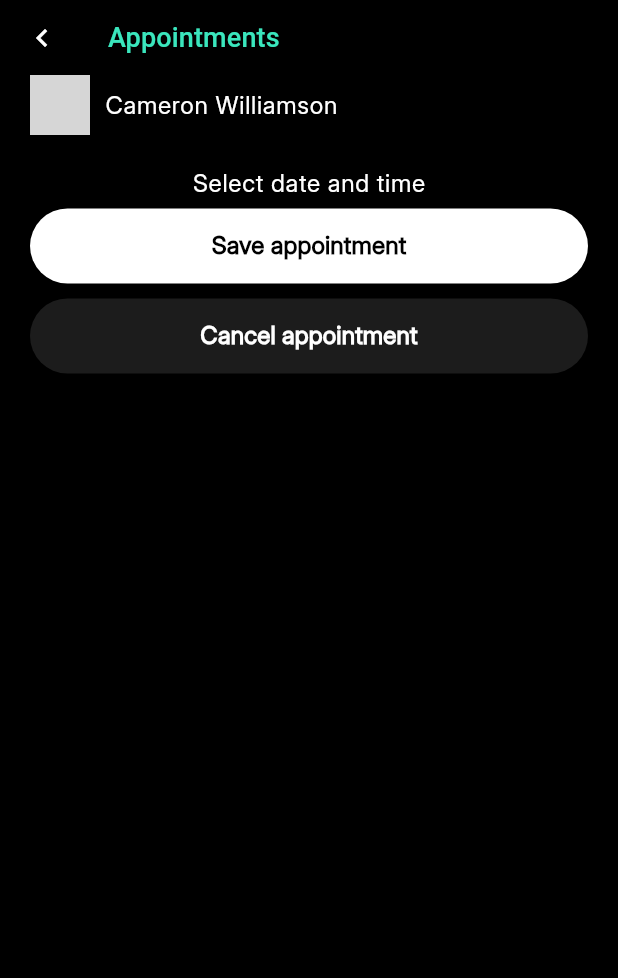
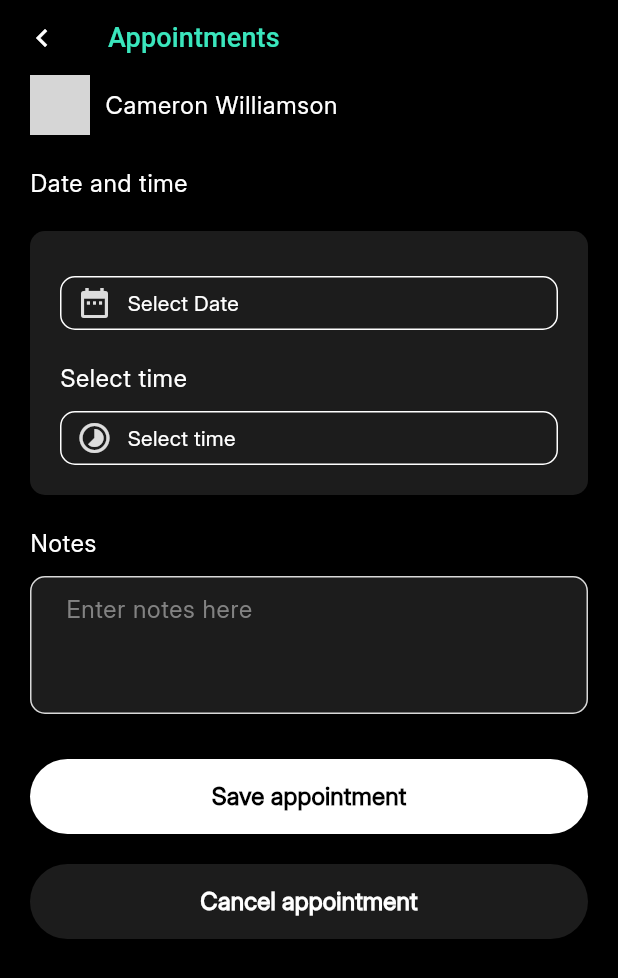
Before and after one commit to Kariaki/reentry, a Flutter app: the AppointmentCalenderScreen screen opened directly, on a phone screen of 412 x 824 dp. Shown: the top 978 px of the screen. Run offline on Flutter 3.47's test engine with Material 3 defaults, Android fonts, the phone set to English and light mode, and no system bars; our stand-ins replace flutter_hooks, flutter_svg; missing offline and left inert: easy_animate; network calls fail; Roboto replaces fonts that are missing (InterBold); grey boxes are pictures that could not be loaded.

```diff
--- a/lib/main.dart
+++ b/lib/main.dart
@@ -23,6 +23,7 @@ class MyApp extends StatelessWidget {
               backgroundColor: AppColors.black
             ),
             primaryColor: AppColors.primary,
+
             textTheme: const TextTheme(
               bodyMedium: TextStyle(color: AppColors.white, fontSize: 14),
               displaySmall: TextStyle(color: AppColors.white, fontSize: 12),
--- /dev/null
+++ b/lib/ui/components/date_time_picker.dart
@@ -0,0 +1,66 @@
+import 'package:flutter/cupertino.dart';
+import 'package:flutter/material.dart';
+import 'package:flutter_hooks/flutter_hooks.dart';
+import 'package:reentry/core/extensions.dart';
+
+import '../../core/theme/colors.dart';
+
+class DateTimePicker extends HookWidget {
+  final String? title;
+  final IconData? icon;
+
+  const DateTimePicker({super.key, this.title,this.icon});
+
+  @override
+  Widget build(BuildContext context) {
+    final selectedDate = useState<DateTime?>(null);
+    return InkWell(
+      onTap: () {
+        showTimePicker(context: context, initialTime: TimeOfDay(hour: 00, minute: 00),
+        initialEntryMode: TimePickerEntryMode.input);
+        return;
+        showDatePicker(
+          context: context,
+          firstDate: DateTime(2000),
+          lastDate: DateTime(2050),
+          builder: (BuildContext context, Widget? widget) {
+            final state = WidgetStateProperty.resolveWith((e) {
+              //  if(e.first == WidgetState.selected) return AppColors.black;
+              return AppColors.white;
+            });
+            return Theme(
+              data: ThemeData(
+                colorScheme:
+                    const ColorScheme.light(primary: AppColors.primary),
+                datePickerTheme: DatePickerThemeData(
+                  backgroundColor: AppColors.black,
+                  todayForegroundColor: state,
+                  dayForegroundColor: state,
+                  dividerColor: AppColors.primary,
+                ),
+              ),
+              child: widget!,
+            );
+          },
+        );
+      },
+      child: Container(
+        padding: EdgeInsets.symmetric(horizontal: 10, vertical: 5),
+        decoration: ShapeDecoration(
+            shape: RoundedRectangleBorder(
+                borderRadius: BorderRadius.circular(10),
+                side: BorderSide(color: AppColors.white))),
+        child: Row(
+          children: [
+            Icon(
+             icon?? Icons.date_range,
+              color: AppColors.white.withOpacity(.85),
+            ),
+            10.width,
+            Text(title ?? 'Select Date')
+          ],
+        ),
+      ),
+    );
+  }
+}
--- a/lib/ui/components/input/input_field.dart
+++ b/lib/ui/components/input/input_field.dart
@@ -10,12 +10,16 @@ class InputField extends StatelessWidget {
   final Widget? suffixIcon;
   final String? error;
   final bool enable;
+  final int lines;
+  final int? maxLines;
   final String? initialValue;
+  final double? radius;
   final Function(String)? onChange;
+  final Color? fillColor;
   final TextEditingController? controller;
 
   const InputField(
-      {super.key, this.label, required this.hint,this.controller,this.onChange,this.enable=true,this.initialValue, this.obscureText = false,this.suffixIcon,this.error});
+      {super.key, this.label,this.lines=1,this.maxLines,this.radius,this.fillColor, required this.hint,this.controller,this.onChange,this.enable=true,this.initialValue, this.obscureText = false,this.suffixIcon,this.error});
 
   @override
   Widget build(BuildContext context) {
@@ -39,22 +43,26 @@ class InputField extends StatelessWidget {
           onChanged: onChange,
           obscureText: obscureText,
           cursorColor: AppColors.primary,
+          minLines: lines,
+          maxLines: (maxLines??1)<lines?lines+1: (maxLines??1),
           decoration: InputDecoration(
-            fillColor: AppColors.gray1,
+
+            fillColor:fillColor?? AppColors.gray1,
+            filled: fillColor!=null,
 
             contentPadding:
                 const EdgeInsets.symmetric(vertical: 10, horizontal: 20),
             border: OutlineInputBorder(
-                borderRadius: BorderRadius.circular(100),
+                borderRadius: BorderRadius.circular(radius??100),
                 borderSide: const BorderSide(color: AppColors.inputBorderColor)),
             disabledBorder: OutlineInputBorder(
-                borderRadius: BorderRadius.circular(100),
+                borderRadius: BorderRadius.circular(radius??100),
                 borderSide: const BorderSide(color: AppColors.inputBorderColor)),
             enabledBorder: OutlineInputBorder(
-                borderRadius: BorderRadius.circular(100),
+                borderRadius: BorderRadius.circular(radius??100),
                 borderSide: const BorderSide(color: AppColors.inputBorderColor)),
             focusedBorder: OutlineInputBorder(
-                borderRadius: BorderRadius.circular(100),
+                borderRadius: BorderRadius.circular(radius??100),
                 borderSide: const BorderSide(color: AppColors.inputBorderColor)),
             hintStyle: const TextStyle(color: AppColors.hintColor),
             hintText: hint,
--- a/lib/ui/modules/appointment/appointment_calender_screen.dart
+++ b/lib/ui/modules/appointment/appointment_calender_screen.dart
@@ -1,10 +1,16 @@
 import 'package:flutter/cupertino.dart';
 import 'package:flutter/material.dart';
 import 'package:reentry/core/extensions.dart';
+import 'package:reentry/core/theme/colors.dart';
 import 'package:reentry/ui/components/app_bar.dart';
 import 'package:reentry/ui/components/buttons/primary_button.dart';
+import 'package:reentry/ui/components/container/box_container.dart';
+import 'package:reentry/ui/components/date_time_picker.dart';
+import 'package:reentry/ui/components/input/input_field.dart';
 import 'package:reentry/ui/components/scaffold/base_scaffold.dart';
 import 'package:reentry/ui/components/user_info_component.dart';
+import 'package:reentry/ui/modules/root/navigations/home_navigation_screen.dart';
+import 'package:reentry/ui/modules/shared/success_screen.dart';
 
 class AppointmentCalenderScreen extends StatelessWidget {
   const AppointmentCalenderScreen({super.key});
@@ -12,18 +18,55 @@ class AppointmentCalenderScreen extends StatelessWidget {
   @override
   Widget build(BuildContext context) {
     return BaseScaffold(
-      appBar: CustomAppbar(
-        title: 'Appointments',
-      ),
-        child: Column(children: [
+        appBar: CustomAppbar(
+          title: 'Appointments',
+        ),
+        child: Column(
+          crossAxisAlignment: CrossAxisAlignment.start,
+          children: [
+            UserInfoComponent(
+              name: 'Cameron Williamson',
+              size: 40,
+            ),
+            20.height,
+            Text(
+              'Date and time',
+              style: context.textTheme.bodyLarge,
+            ),
+        20.height,
+        BoxContainer(
+          radius: 10,
+            child:   Column(
+          crossAxisAlignment: CrossAxisAlignment.start,
+          children: [
+            10.height,
+            DateTimePicker(),
+            20.height,
+            Text(
+              'Select time',
+              style: context.textTheme.bodyLarge,
+            ),
+            10.height,
+            const DateTimePicker(title: 'Select time',icon: Icons.timelapse,),
+          ],
+        )),
+            20.height,
+            Text('Notes',style:context.textTheme.bodyLarge),
+            10.height,
+            InputField(hint: 'Enter notes here',lines: 3,radius: 10,fillColor: AppColors.gray1,),
 
-          UserInfoComponent(name: 'Cameron Williamson',size: 40,),
-          20.height,
-          Text('Select date and time',style: Theme.of(context).textTheme.bodyLarge,),
-          5.height,
-          PrimaryButton(text: 'Save appointment',onPress: (){},),
-          10.height,
-          PrimaryButton.dark(text: 'Cancel appointment'),
-    ],));
+            30.height,
+            PrimaryButton(
+              text: 'Save appointment',
+              onPress: () {
+                context.pushReplace(SuccessScreen(callback: (){
+                  context.pushRemoveUntil(const HomeNavigationScreen());
+                }, title: 'Appointment saved',description: "Your appointment has been scheduled successfully",));
+              },
+            ),
+            20.height,
+            PrimaryButton.dark(text: 'Cancel appointment'),
+          ],
+        ));
   }
 }
--- a/lib/ui/modules/root/navigations/home_navigation_screen.dart
+++ b/lib/ui/modules/root/navigations/home_navigation_screen.dart
@@ -9,6 +9,7 @@ import 'package:reentry/ui/components/buttons/app_button.dart';
 import 'package:reentry/ui/components/container/box_container.dart';
 import 'package:reentry/ui/components/container/outline_container.dart';
 import 'package:reentry/ui/components/scaffold/base_scaffold.dart';
+import 'package:reentry/ui/modules/mentor/request_mentor_screen.dart';
 import '../../../../generated/assets.dart';
 import '../../appointment/select_appointment_user.dart';
 
@@ -204,7 +205,9 @@ class _HomeNavigationScreenState extends State<HomeNavigationScreen> {
                       style: textTheme.displaySmall?.copyWith(fontSize: 10),
                     ),
                     trailing:
-                        AppOutlineButton(title: 'Send request', onPress: () {}),
+                        AppOutlineButton(title: 'Send request', onPress: () {
+                          context.push(RequestMentorScreen());
+                        }),
                   ))
             ],
           ),
--- a/pubspec.yaml
+++ b/pubspec.yaml
@@ -36,6 +36,7 @@ dependencies:
   # Use with the CupertinoIcons class for iOS style icons.
   cupertino_icons: ^1.0.8
   flutter_svg: ^2.0.10+1
+  calendar_date_picker2: ^1.1.7
   flutter_hooks: ^0.20.5
   easy_animate: ^0.0.3
 
```
Also changed, not shown: lib/ui/components/success_screen_component.dart (+7 -3 lines), lib/ui/modules/mentor/request_mentor_screen.dart (added, +28 -0 lines), lib/ui/modules/messaging/chat_screen.dart (added, +14 -0 lines), lib/ui/modules/messaging/messaging_screen.dart (added, +18 -0 lines), lib/ui/modules/shared/success_screen.dart (added, +34 -0 lines), assets/images/People.png (added), lib/generated/assets.dart, pubspec.lock.
